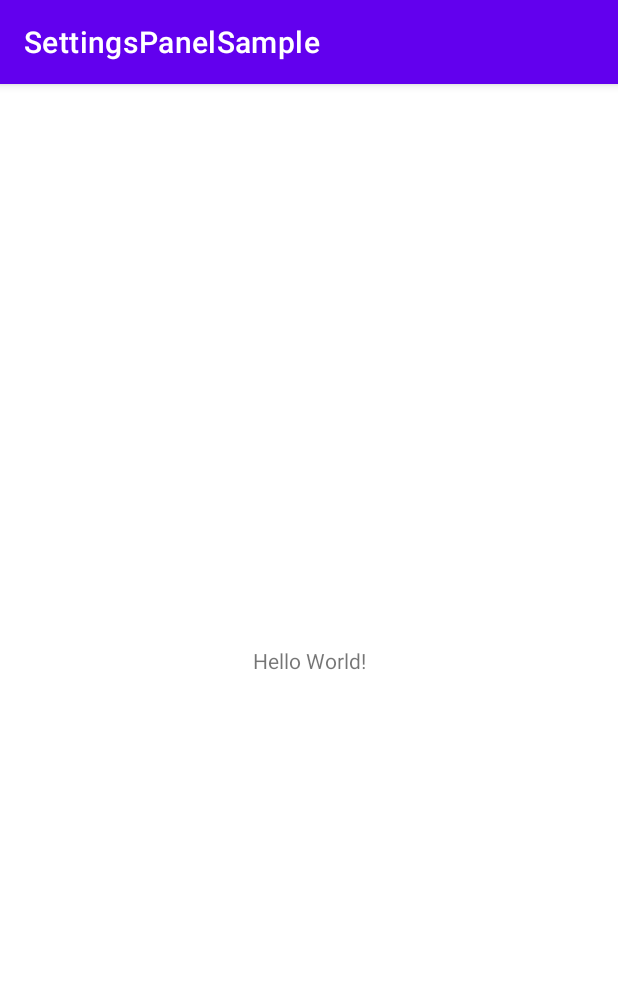
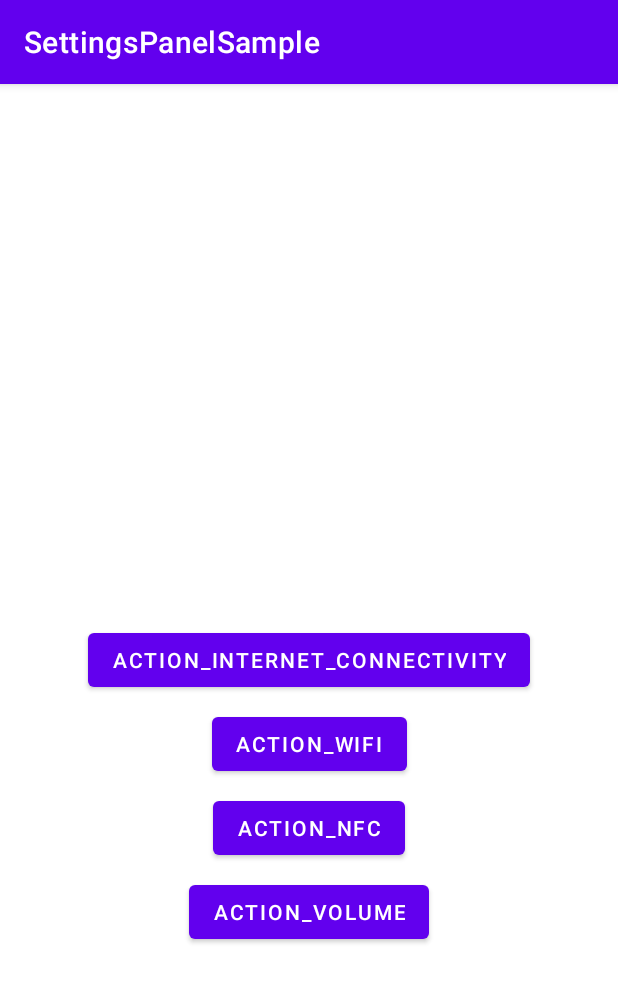
Before and after one commit to LeoAndo/SettingsPanelSample, an Android app: the screen it shows after launch (MainActivity), on a phone screen of 412 x 824 dp. Shown: the top 982 px of the screen. Run offline under Robolectric (Android 15) with nearby library versions, the phone set to English and light mode, and no system bars.

Commit message:
implements Settings Panel..

```diff
--- a/app/build.gradle
+++ b/app/build.gradle
@@ -42,4 +42,6 @@ dependencies {
     testImplementation 'junit:junit:4.+'
     androidTestImplementation 'androidx.test.ext:junit:1.1.2'
     androidTestImplementation 'androidx.test.espresso:espresso-core:3.3.0'
+
+    implementation "androidx.fragment:fragment-ktx:1.3.1"
 }
--- a/app/src/main/java/com/template/settingspanelsample/MainActivity.kt
+++ b/app/src/main/java/com/template/settingspanelsample/MainActivity.kt
@@ -1,11 +1,36 @@
 package com.template.settingspanelsample
 
+import android.content.Intent
+import android.os.Bundle
+import android.provider.Settings
+import android.util.Log
+import android.view.View
+import androidx.activity.result.contract.ActivityResultContracts
 import androidx.appcompat.app.AppCompatActivity
-import android.os.Bundle
 
 class MainActivity : AppCompatActivity() {
+    private val startActivityResult =
+        registerForActivityResult(ActivityResultContracts.StartActivityForResult()) {
+            Log.d(
+                MainActivity::class.java.simpleName,
+                "resultCode: ${it.resultCode} data: ${it.data}"
+            )
+            if (it.resultCode != RESULT_OK) return@registerForActivityResult
+        }
+
     override fun onCreate(savedInstanceState: Bundle?) {
         super.onCreate(savedInstanceState)
         setContentView(R.layout.activity_main)
     }
+
+    fun onClickAction(view: View) {
+        val action = when (view.id) {
+            R.id.button_internet -> Settings.Panel.ACTION_INTERNET_CONNECTIVITY
+            R.id.button_nfc -> Settings.Panel.ACTION_NFC
+            R.id.button_volume -> Settings.Panel.ACTION_VOLUME
+            R.id.button_wifi -> Settings.Panel.ACTION_WIFI
+            else -> throw  IllegalStateException("unknown view id...")
+        }
+        startActivityResult.launch(Intent().apply { this.action = action })
+    }
 }
--- a/app/src/main/res/layout/activity_main.xml
+++ b/app/src/main/res/layout/activity_main.xml
@@ -6,13 +6,47 @@
     android:layout_height="match_parent"
     tools:context=".MainActivity">
 
-    <TextView
+    <Button
+        android:id="@+id/button_internet"
         android:layout_width="wrap_content"
         android:layout_height="wrap_content"
-        android:text="Hello World!"
+        android:onClick="onClickAction"
+        android:text="@string/button_internet"
         app:layout_constraintBottom_toBottomOf="parent"
-        app:layout_constraintLeft_toLeftOf="parent"
-        app:layout_constraintRight_toRightOf="parent"
+        app:layout_constraintEnd_toEndOf="parent"
+        app:layout_constraintStart_toStartOf="parent"
         app:layout_constraintTop_toTopOf="parent" />
 
+    <Button
+        android:id="@+id/button_wifi"
+        android:layout_width="wrap_content"
+        android:layout_height="wrap_content"
+        android:layout_marginTop="@dimen/margin_top"
+        android:onClick="onClickAction"
+        android:text="ACTION_WIFI"
+        app:layout_constraintEnd_toEndOf="parent"
+        app:layout_constraintStart_toStartOf="parent"
+        app:layout_constraintTop_toBottomOf="@+id/button_internet" />
+
+    <Button
+        android:id="@+id/button_nfc"
+        android:layout_width="wrap_content"
+        android:layout_height="wrap_content"
+        android:layout_marginTop="@dimen/margin_top"
+        android:onClick="onClickAction"
+        android:text="ACTION_NFC"
+        app:layout_constraintEnd_toEndOf="parent"
+        app:layout_constraintStart_toStartOf="parent"
+        app:layout_constraintTop_toBottomOf="@+id/button_wifi" />
+
+    <Button
+        android:id="@+id/button_volume"
+        android:layout_width="wrap_content"
+        android:layout_height="wrap_content"
+        android:layout_marginTop="@dimen/margin_top"
+        android:onClick="onClickAction"
+        android:text="ACTION_VOLUME"
+        app:layout_constraintEnd_toEndOf="parent"
+        app:layout_constraintStart_toStartOf="parent"
+        app:layout_constraintTop_toBottomOf="@+id/button_nfc" />
 </androidx.constraintlayout.widget.ConstraintLayout>
--- /dev/null
+++ b/app/src/main/res/values/dimens.xml
@@ -0,0 +1,4 @@
+<?xml version="1.0" encoding="utf-8"?>
+<resources>
+    <dimen name="margin_top">8dp</dimen>
+</resources>
--- a/app/src/main/res/values/strings.xml
+++ b/app/src/main/res/values/strings.xml
@@ -1,3 +1,4 @@
 <resources>
     <string name="app_name">SettingsPanelSample</string>
+    <string name="button_internet">ACTION_INTERNET_CONNECTIVITY</string>
 </resources>
```
